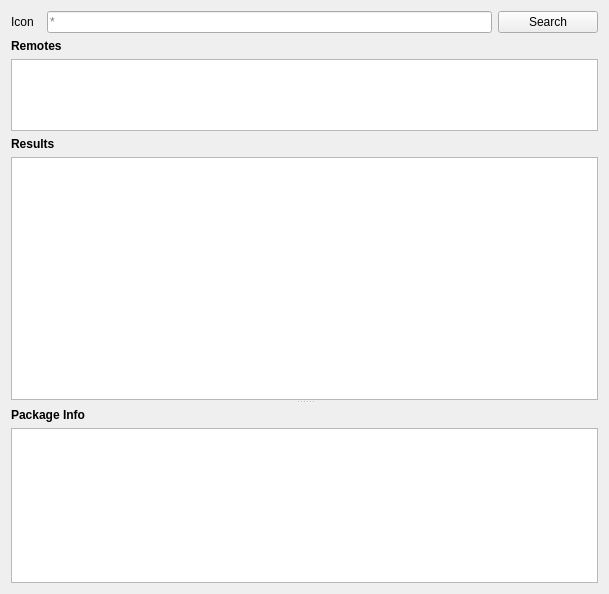
Old version of the form src/conan_app_launcher/ui/views/conan_search/conan_search.ui in the repository goszpeti/conan_explorer.
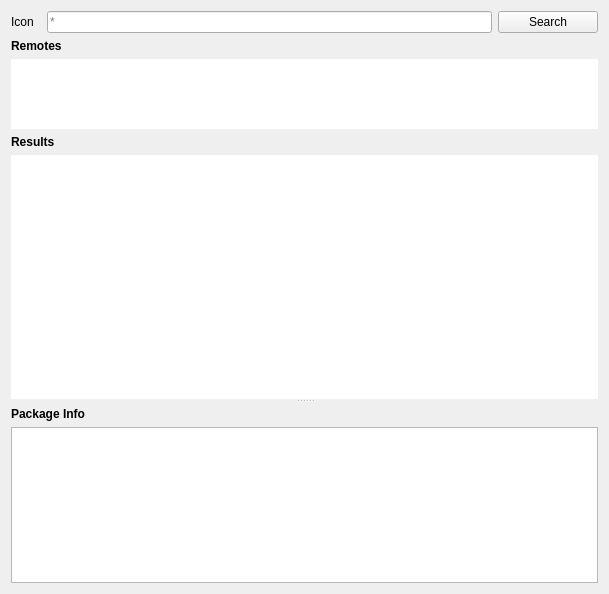
New version of the form. Custom widgets are drawn as their Qt base class.

Patch:
```diff
--- a/src/conan_app_launcher/ui/views/conan_search/conan_search.ui
+++ b/src/conan_app_launcher/ui/views/conan_search/conan_search.ui
@@ -152,6 +152,9 @@
          <height>50</height>
         </size>
        </property>
+       <property name="frameShape">
+        <enum>QFrame::NoFrame</enum>
+       </property>
        <property name="verticalScrollBarPolicy">
         <enum>Qt::ScrollBarAsNeeded</enum>
        </property>
@@ -226,6 +229,9 @@
            <verstretch>0</verstretch>
           </sizepolicy>
          </property>
+         <property name="frameShape">
+          <enum>QFrame::NoFrame</enum>
+         </property>
          <property name="sizeAdjustPolicy">
           <enum>QAbstractScrollArea::AdjustIgnored</enum>
          </property>
```
